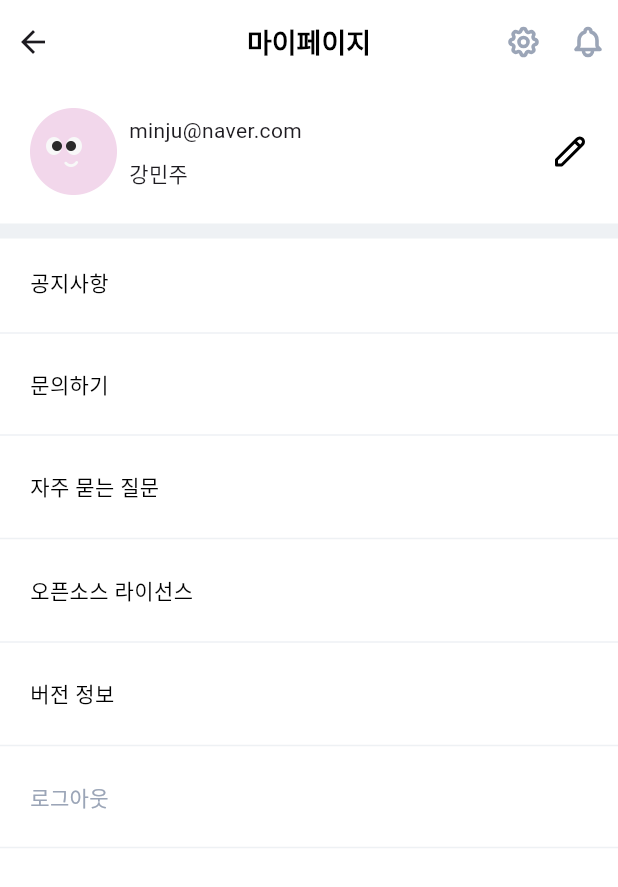
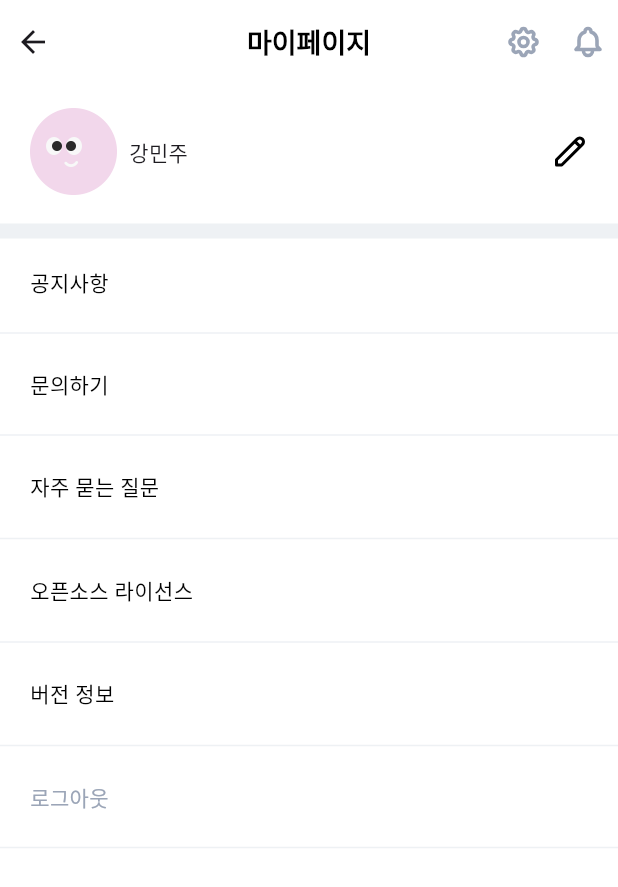
Before and after one commit to mimo626/modeni_app, a Flutter app: the MyPage screen opened directly, on a phone screen of 412 x 824 dp. Shown: the top 887 px of the screen. Run offline on Flutter 3.47's test engine with Material 3 defaults, Android fonts, the phone set to English and light mode, and no system bars; our stand-ins replace dio, flutter_svg, get, go_router, logger, shared_preferences; accounts and stored records are empty.

Commit message:
마이페이지 수정

```diff
--- a/lib/features/mypage/presentation/widgets/my_profile_widget.dart
+++ b/lib/features/mypage/presentation/widgets/my_profile_widget.dart
@@ -26,8 +26,6 @@ class _MyProfileWidgetState extends State<MyProfileWidget> {
               Column(
                 crossAxisAlignment: CrossAxisAlignment.start,
                 children: [
-                  Text("minju@naver.com"),
-                  AppSizedBox.h8SizedBox,
                   Text("강민주"),
                 ],
               )
```
